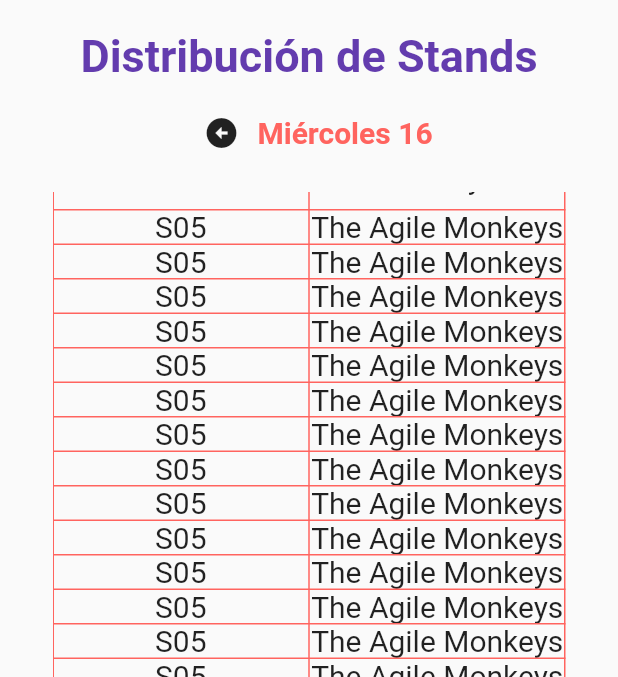
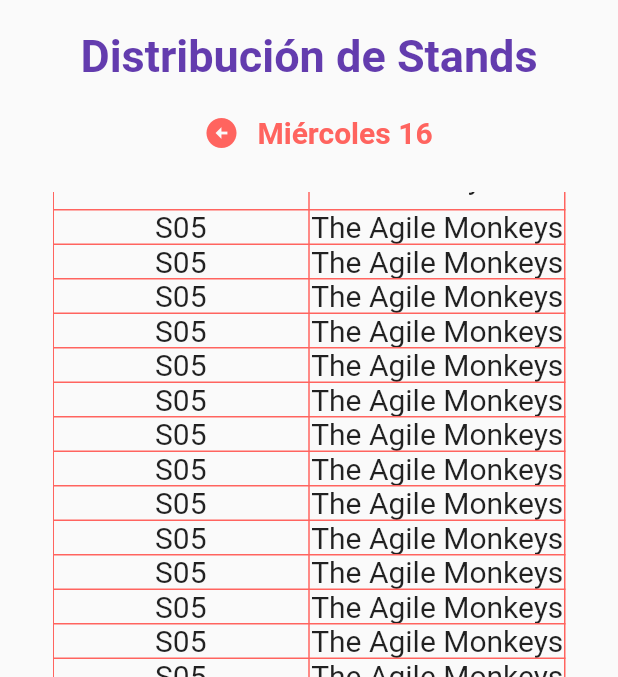
Before and after one commit to AdrianGlez18/jti-app-flutter, a Flutter app: the StandsPage screen opened directly, scrolled down 252 dp, after a tap on the "arrow circle right" icon, on a phone screen of 412 x 824 dp, the part 222-899 px from its top. Run offline on Flutter 3.47's test engine with Material 2 defaults, Android fonts, the phone set to English and light mode, and no system bars; our stand-ins replace font_awesome_flutter, qr_flutter, shared_preferences, webview_flutter; missing offline and left inert: barcode_scan, syncfusion_flutter_pdf; accounts and stored records are empty; network calls fail.

Commit message:
Stands updated

```diff
--- a/lib/stands.dart
+++ b/lib/stands.dart
@@ -63,7 +63,8 @@ class _StandsPageState extends State<StandsPage> {
           textAlign: TextAlign.center),
       IconButton(
         icon: const Icon(Icons.arrow_circle_right),
-        tooltip: 'Increase volume by 10',
+        tooltip: 'Mostrar día siguiente',
+        color: Color(0xffFF645F),
         onPressed: () {
           setState(() {
             Day = !Day;
@@ -77,7 +78,8 @@ class _StandsPageState extends State<StandsPage> {
     return [
       IconButton(
         icon: const Icon(Icons.arrow_circle_left),
-        tooltip: 'Increase volume by 10',
+        tooltip: 'Mostrar día anterior',
+        color: Color(0xffFF645F),
         onPressed: () {
           setState(() {
             Day = !Day;
@@ -598,7 +600,6 @@ Widget TableMartes() {
 Widget TableMiercoles() {
   return Table(border: TableBorder.all(color: Color(0xffFF645F)), children: [
     TableRow(children: [
-      //Column(children: [
       TableCell(
         verticalAlignment: TableCellVerticalAlignment.middle,
         child: Padding(
@@ -607,8 +608,6 @@ Widget TableMiercoles() {
               style: TextStyle(fontSize: 20.0), textAlign: TextAlign.center),
         ),
       ),
-      //]),
-      //Column(children: [
       TableCell(
         verticalAlignment: TableCellVerticalAlignment.middle,
         child: Padding(
@@ -617,7 +616,6 @@ Widget TableMiercoles() {
               style: TextStyle(fontSize: 20.0), textAlign: TextAlign.center),
         ),
       ),
-      //]),
     ]),
     TableRow(children: [
       //Column(children: [
```
